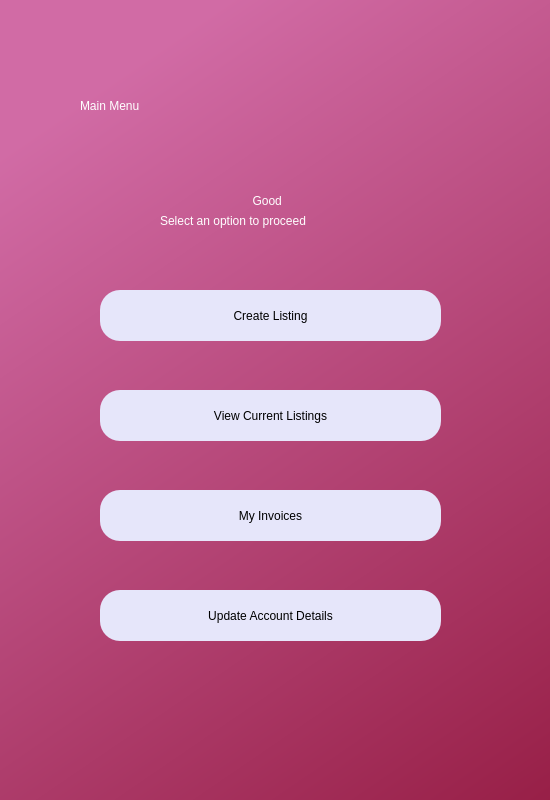
Qt form menu.ui (AnshulS853/Coursework-Improved) before a commit.
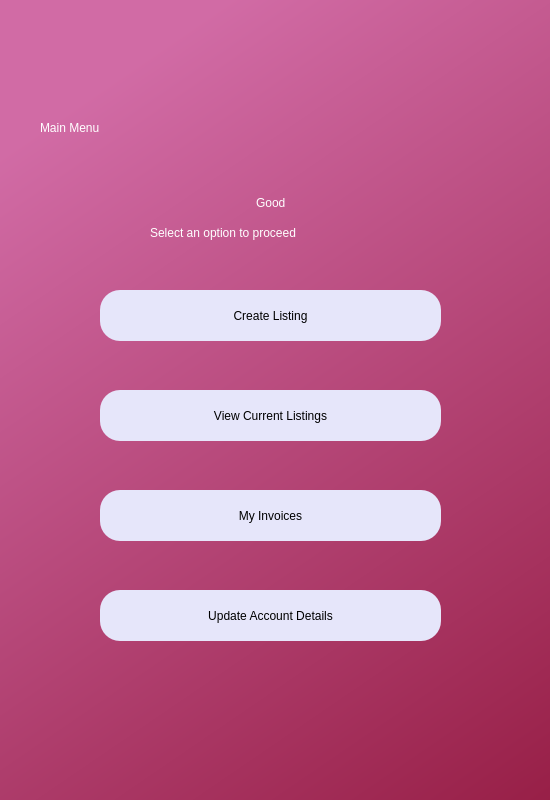
The same form after that commit.

```diff
--- a/menu.ui
+++ b/menu.ui
@@ -41,10 +41,10 @@
    <widget class="QLabel" name="label">
     <property name="geometry">
      <rect>
-      <x>80</x>
+      <x>40</x>
       <y>70</y>
-      <width>381</width>
-      <height>71</height>
+      <width>463</width>
+      <height>116</height>
      </rect>
     </property>
     <property name="styleSheet">
@@ -58,9 +58,9 @@
     <property name="geometry">
      <rect>
       <x>90</x>
-      <y>180</y>
-      <width>361</width>
-      <height>41</height>
+      <y>190</y>
+      <width>368</width>
+      <height>25</height>
      </rect>
     </property>
     <property name="styleSheet">
@@ -148,10 +148,10 @@
    <widget class="QLabel" name="label_4">
     <property name="geometry">
      <rect>
-      <x>160</x>
-      <y>200</y>
-      <width>221</width>
-      <height>41</height>
+      <x>150</x>
+      <y>220</y>
+      <width>258</width>
+      <height>25</height>
      </rect>
     </property>
     <property name="styleSheet">
```
